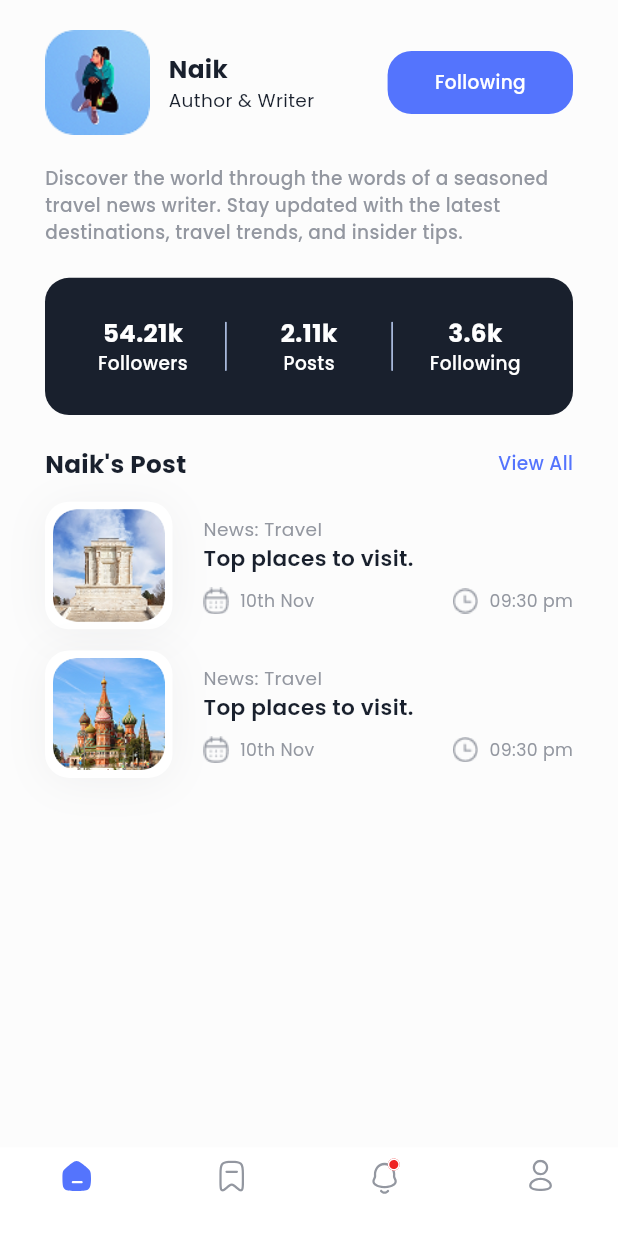
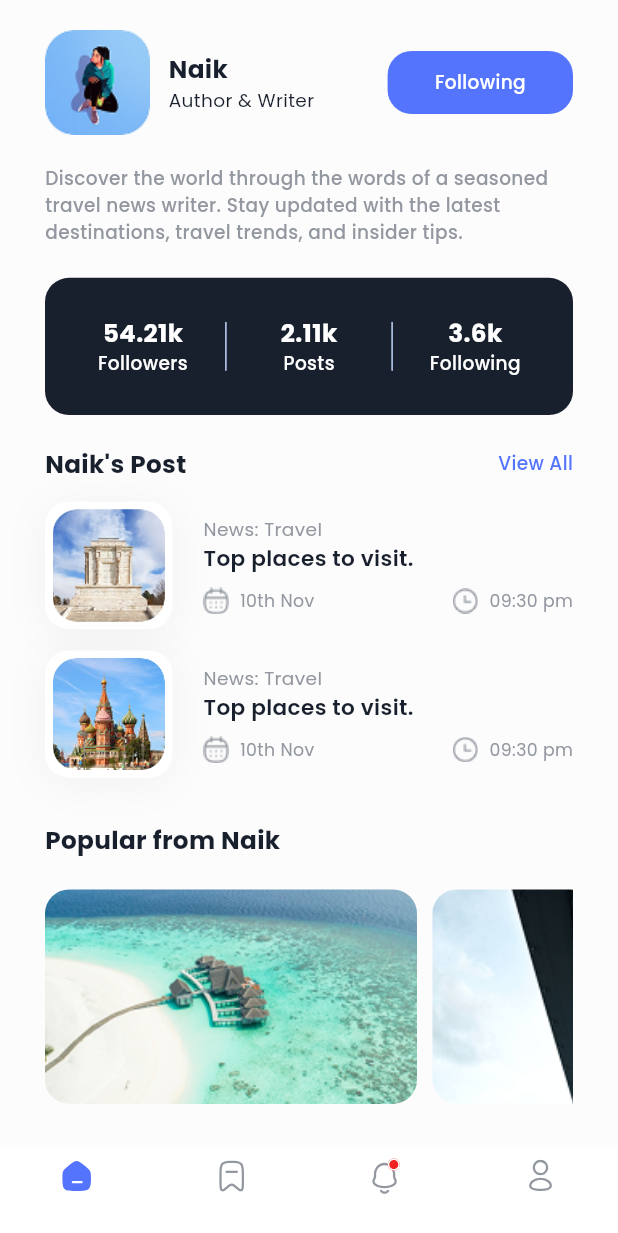
Before and after one commit to shashwat-naik/Education-Purpose, a Flutter app: the screen it shows after launch, on a phone screen of 412 x 824 dp. Shown: the top 1233 px of the screen. Run offline on Flutter 3.47's test engine with Material 3 defaults, Android fonts, the phone set to English and light mode, and no system bars; our stand-ins replace carousel_slider, flutter_svg, google_fonts.

Commit message:
Profile Popular articles

```diff
--- a/lib/profile_screen.dart
+++ b/lib/profile_screen.dart
@@ -12,6 +12,12 @@ class ProfileScreen extends StatelessWidget {
     final List<String> postImg = [
       'assets/post1.png',
       'assets/post2.png',
+    ];
+    final List<String> PopArticle = [
+      'assets/article_img.png',
+      'assets/article_img1.png',
+      'assets/article_img2.png',
+      'assets/article_img3.png',
     ];
 
     return Scaffold(
@@ -290,21 +296,24 @@ class ProfileScreen extends StatelessWidget {
                                   height: SizeConfig.blockSizeVertical! * 1,
                                 ),
                                 Row(
-                                  mainAxisAlignment: MainAxisAlignment.spaceBetween,
+                                  mainAxisAlignment:
+                                      MainAxisAlignment.spaceBetween,
                                   children: [
                                     Row(
                                       children: [
                                         Image.asset('assets/calender.png'),
                                         SizedBox(
-                                      width: SizeConfig.blockSizeHorizontal! * 1.8,
-                                    ),
+                                          width:
+                                              SizeConfig.blockSizeHorizontal! *
+                                                  1.8,
+                                        ),
                                         Text(
                                           '10th Nov',
                                           style: kPoppinsRegular.copyWith(
                                             color: kGrey,
-                                            fontSize:
-                                                SizeConfig.blockSizeHorizontal! *
-                                                    2.8,
+                                            fontSize: SizeConfig
+                                                    .blockSizeHorizontal! *
+                                                2.8,
                                           ),
                                         ),
                                       ],
@@ -313,15 +322,17 @@ class ProfileScreen extends StatelessWidget {
                                       children: [
                                         Image.asset('assets/time.png'),
                                         SizedBox(
-                                      width: SizeConfig.blockSizeHorizontal! * 1.8,
-                                    ),
+                                          width:
+                                              SizeConfig.blockSizeHorizontal! *
+                                                  1.8,
+                                        ),
                                         Text(
                                           '09:30 pm',
                                           style: kPoppinsRegular.copyWith(
                                             color: kGrey,
-                                            fontSize:
-                                                SizeConfig.blockSizeHorizontal! *
-                                                    2.8,
+                                            fontSize: SizeConfig
+                                                    .blockSizeHorizontal! *
+                                                2.8,
                                           ),
                                         ),
                                       ],
@@ -337,6 +348,47 @@ class ProfileScreen extends StatelessWidget {
                   },
                 ),
               ),
+              SizedBox(
+                height: SizeConfig.blockSizeVertical! * 2.5,
+              ),
+              Row(
+                crossAxisAlignment: CrossAxisAlignment.center,
+                mainAxisAlignment: MainAxisAlignment.spaceBetween,
+                children: [
+                  Text(
+                    'Popular from Naik',
+                    style: kPoppinsBold.copyWith(
+                        color: kDarkBlue,
+                        fontSize: SizeConfig.blockSizeHorizontal! * 4),
+                  ),
+                ],
+              ),
+              SizedBox(
+                height: SizeConfig.blockSizeVertical! * 2.5,
+              ),
+              SizedBox(
+                height: 143,
+                child: ListView.builder(
+                  scrollDirection: Axis.horizontal,
+                  itemCount: 10,
+                  itemBuilder: (context, index) {
+                    return Container(
+                      height: 143,
+                      width: 248,
+                      margin: EdgeInsets.only(
+                        right: SizeConfig.blockSizeHorizontal! * 2.5,
+                      ),
+                      child: ClipRRect(
+                        borderRadius: BorderRadius.circular(kBorderRadius),
+                        child: Image.asset(
+                          PopArticle[index % PopArticle.length],
+                          fit: BoxFit.cover,
+                        ),
+                      ),
+                    );
+                  },
+                ),
+              )
             ],
           ),
         ),
```
